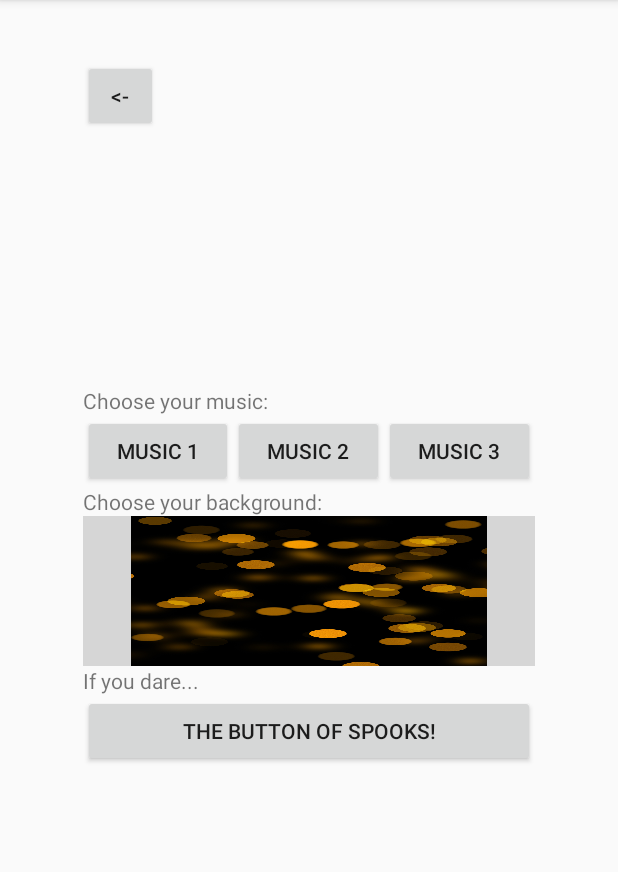
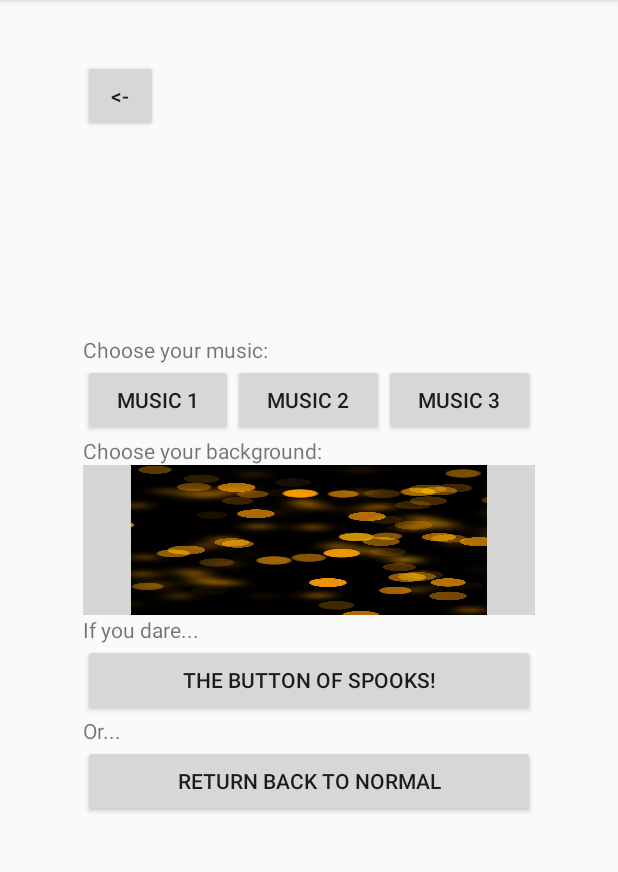
Before and after one commit to JTRcode/boundless-games, an Android app: the CustomizationActivity screen opened directly, with no data from a screen before it, on a phone screen of 412 x 824 dp, the part 84-956 px from its top. Run offline under Robolectric (Android 15) with nearby library versions, the phone set to English and light mode, and no system bars; grey boxes are pictures that could not be loaded.

Commit message:
Add the themeOn and themeOff button so now you can turn the theme on or off

```diff
--- a/phase1/Boundless/app/src/main/res/layout/activity_customiztion.xml
+++ b/phase1/Boundless/app/src/main/res/layout/activity_customiztion.xml
@@ -112,8 +112,21 @@
             android:id="@+id/change_theme"
             android:layout_width="match_parent"
             android:layout_height="wrap_content"
-            android:onClick="themeChanged"
+            android:onClick="themeOn"
             android:text="@string/halloween_theme" />
+
+        <TextView
+            android:id="@+id/textView3"
+            android:layout_width="match_parent"
+            android:layout_height="wrap_content"
+            android:text="@string/turn_off_theme" />
+
+        <Button
+            android:id="@+id/button"
+            android:layout_width="match_parent"
+            android:layout_height="wrap_content"
+            android:onClick="themeOff"
+            android:text="@string/turn_off" />
 
     </LinearLayout>
 
--- a/phase1/Boundless/app/src/main/res/values/strings.xml
+++ b/phase1/Boundless/app/src/main/res/values/strings.xml
@@ -23,5 +23,7 @@
     <string name="back_to_menu">&lt;-</string>
     <string name="halloween">If you dare...</string>
     <string name="halloween_theme">The Button of Spooks!</string>
+    <string name="turn_off_theme">Or...</string>
+    <string name="turn_off">Return back to normal</string>
 
 </resources>
```
Also changed, not shown: phase1/Boundless/app/src/main/java/com/example/boundless/CustomizationActivity.java (+23 -10 lines).
